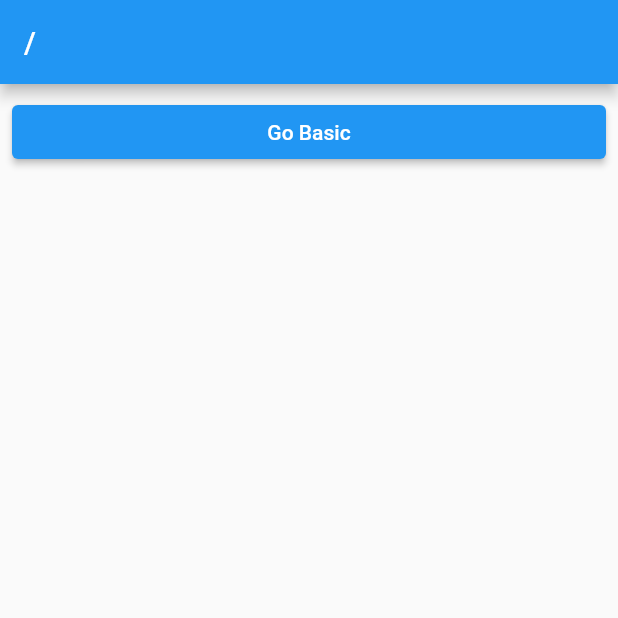
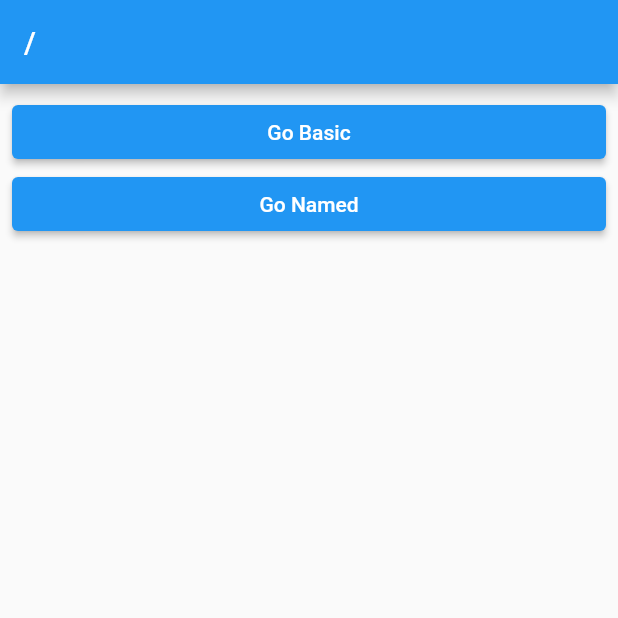
Before and after one commit to thdthdYi/flutter_go_router, a Flutter app: the screen it shows after launch, on a phone screen of 412 x 824 dp, the top half of it. Run offline on Flutter 3.47's test engine with Material 2 defaults, Android fonts, the phone set to English and light mode, and no system bars; our stand-ins replace go_router.

Commit message:
goNamed 사용 예제

```diff
--- a/lib/route/router.dart
+++ b/lib/route/router.dart
@@ -1,11 +1,12 @@
 import 'package:flutter_go_router_example/screen/1_basic_screen.dart';
+import 'package:flutter_go_router_example/screen/2_named_screen.dart';
 import 'package:go_router/go_router.dart';
 
 import '../screen/root_screen.dart';
 
 // '/' > home
 // basic > basic screen
-
+// named
 final router = GoRouter(routes: [
   GoRoute(
       path: '/',
@@ -19,6 +20,12 @@
             path: 'basic',
             builder: (context, state) {
               return const BasicScreen();
+            }),
+        GoRoute(
+            path: 'named',
+            name: 'named_screen',
+            builder: (context, state) {
+              return const NamedScreen();
             })
       ]),
 ]);
--- a/lib/screen/root_screen.dart
+++ b/lib/screen/root_screen.dart
@@ -15,7 +15,12 @@
             onPressed: () {
               context.go('/basic');
             },
-            child: const Text('Go Basic'))
+            child: const Text('Go Basic')),
+        ElevatedButton(
+            onPressed: () {
+              context.goNamed('named_screen');
+            },
+            child: const Text('Go Named'))
       ],
     ));
   }
```
Also changed, not shown: lib/screen/2_named_screen.dart (added, +11 -0 lines).
